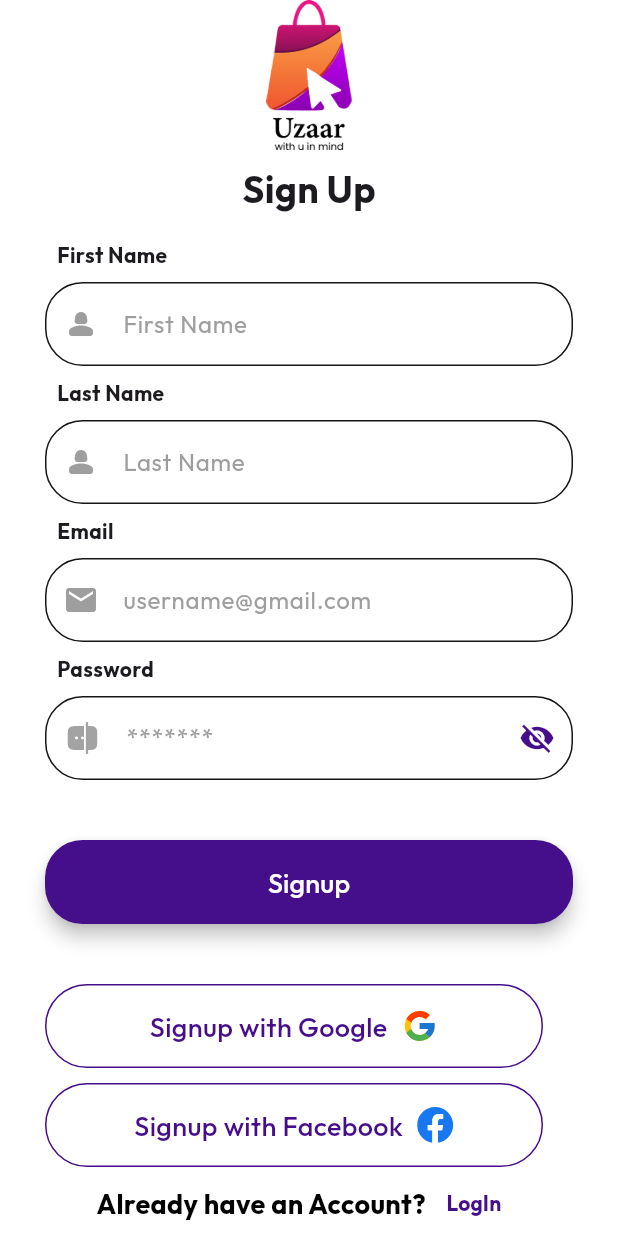
After one commit to sibtaahmed/uzaar_market, a Flutter app: the Signup screen opened directly, on a phone screen of 412 x 824 dp. The commit adds this screen. Run offline on Flutter 3.47's test engine with Material 3 defaults, Android fonts, the phone set to English and light mode, and no system bars; our stand-ins replace flutter_svg, google_fonts, hugeicons, smooth_page_indicator.

Commit message:
signup done

```diff
--- a/lib/board.dart
+++ b/lib/board.dart
@@ -1,6 +1,7 @@
 import 'package:flutter/material.dart';
 import 'package:flutter_svg/flutter_svg.dart';
 import 'package:smooth_page_indicator/smooth_page_indicator.dart';
+import 'package:uzaar_market/signup.dart';
 
 class Boarding extends StatefulWidget {
   const Boarding({super.key});
@@ -16,15 +17,19 @@
   final List<Map<String, String>> onboardingData = [
     {
       'image': 'assets/images/first.svg',
-      'description': 'Welcome to the first screen! This is an amazing app.',
+      'title': "Sell Here",
+      'description':
+          'Have a product or service to sell, list on Elegit. And grow yourself.',
     },
     {
       'image': 'assets/images/first.svg',
+      'title': "Buy Goods and Services",
       'description':
           'Explore various features of the app in the second screen.',
     },
     {
       'image': 'assets/images/first.svg',
+      'title': "Seller Location Verification",
       'description': 'Get started with your journey in the third screen.',
     },
   ];
@@ -44,14 +49,29 @@
               });
             },
             itemBuilder: (context, index) {
-              return Column(
+              return Padding(
+                padding: const EdgeInsets.all(15.0),
+                child: Column(
                   mainAxisAlignment: MainAxisAlignment.center,
                   children: [
                     SvgPicture.asset(
                       onboardingData[index]['image']!,
                       height: 300,
                     ),
-                  const SizedBox(height: 20),
+                    // const SizedBox(height: 90),
+
+                    Text(
+                      onboardingData[index]['title']!,
+                      textAlign: TextAlign.center,
+                      style: const TextStyle(
+                        fontSize: 18,
+                        fontWeight: FontWeight.w900,
+                        color: Colors.black,
+                      ),
+                    ),
+                    const SizedBox(
+                      height: 3,
+                    ),
                     Text(
                       onboardingData[index]['description']!,
                       textAlign: TextAlign.center,
@@ -62,6 +82,7 @@
                       ),
                     ),
                   ],
+                ),
               );
             },
           ),
@@ -95,10 +116,10 @@
                   onPressed: () {
                     if (currentPageIndex == onboardingData.length - 1) {
                       // Navigate to the next screen or finish the onboarding
-                      // Navigator.pushReplacement(
-                      //   context,
-                      //   MaterialPageRoute(builder: (context) => const HomePage()),
-                      // );
+                      Navigator.pushReplacement(
+                        context,
+                        MaterialPageRoute(builder: (context) => const Signup()),
+                      );
                     } else {
                       pageController.nextPage(
                         duration: const Duration(milliseconds: 500),
@@ -108,7 +129,7 @@
                   },
                   style: ElevatedButton.styleFrom(
                     padding: const EdgeInsets.symmetric(
-                        horizontal: 30, vertical: 15),
+                        horizontal: 140, vertical: 15),
                     shape: RoundedRectangleBorder(
                       borderRadius: BorderRadius.circular(50),
                     ),
--- /dev/null
+++ b/lib/signup.dart
@@ -0,0 +1,309 @@
+import 'package:flutter/material.dart';
+import 'package:flutter_svg/flutter_svg.dart';
+import 'package:hugeicons/hugeicons.dart';
+
+class Signup extends StatefulWidget {
+  const Signup({super.key});
+
+  @override
+  State<Signup> createState() => _SignupState();
+}
+
+class _SignupState extends State<Signup> {
+  @override
+  Widget build(BuildContext context) {
+    return Scaffold(
+        backgroundColor: Colors.white,
+        body: SafeArea(
+          child: SizedBox(
+            height: double.infinity,
+            child: SingleChildScrollView(
+              physics: const BouncingScrollPhysics(),
+              child: Padding(
+                padding: const EdgeInsets.symmetric(horizontal: 30),
+                child: Column(
+                  mainAxisAlignment: MainAxisAlignment.center,
+                  crossAxisAlignment: CrossAxisAlignment.start,
+                  children: [
+                    Center(
+                      child: Image.asset(
+                        'assets/images/Logo.png',
+                        width: 150,
+                        height: 100,
+                      ),
+                    ),
+                    const Center(
+                      child: Padding(
+                        padding: EdgeInsets.all(8.0),
+                        child: Text(
+                          'Sign Up',
+                          style: TextStyle(
+                              fontWeight: FontWeight.bold, fontSize: 25),
+                        ),
+                      ),
+                    ),
+                    const Padding(
+                      padding: EdgeInsets.all(8.0),
+                      child: Text(
+                        'First Name',
+                        style: TextStyle(fontWeight: FontWeight.bold),
+                      ),
+                    ),
+                    TextField(
+                      decoration: InputDecoration(
+                        label: const Text(
+                          'First Name',
+                          style: TextStyle(color: Colors.grey),
+                        ),
+                        enabledBorder: OutlineInputBorder(
+                            borderRadius: BorderRadius.circular(25),
+                            borderSide: const BorderSide(
+                                color: Color.fromARGB(255, 21, 21, 21))),
+                        focusedBorder: OutlineInputBorder(
+                          borderRadius: BorderRadius.circular(25),
+                          borderSide: const BorderSide(
+                            color: Color.fromARGB(255, 21, 21, 22),
+                            width: 1.0,
+                          ),
+                        ),
+                        prefixIcon: const Icon(
+                          Icons.person_2_rounded,
+                          color: Colors.grey,
+                        ),
+                      ),
+                    ),
+                    const Padding(
+                      padding: EdgeInsets.all(8.0),
+                      child: Text(
+                        'Last Name',
+                        style: TextStyle(fontWeight: FontWeight.bold),
+                      ),
+                    ),
+                    TextField(
+                      decoration: InputDecoration(
+                        label: const Text(
+                          'Last Name',
+                          style: TextStyle(color: Colors.grey),
+                        ),
+                        enabledBorder: OutlineInputBorder(
+                            borderRadius: BorderRadius.circular(25),
+                            borderSide: const BorderSide(
+                                color: Color.fromARGB(255, 21, 21, 21))),
+                        focusedBorder: OutlineInputBorder(
+                          borderRadius: BorderRadius.circular(25),
+                          borderSide: const BorderSide(
+                            color: Color.fromARGB(255, 21, 21, 22),
+                            width: 1.0,
+                          ),
+                        ),
+                        prefixIcon: const Icon(
+                          Icons.person_2_rounded,
+                          color: Colors.grey,
+                        ),
+                        // suffixIcon: Icon(
+                        //   Icons.upload_file_rounded,
+                        //   color: Colors.white,
+                        // ),
+                      ),
+                    ),
+                    const Padding(
+                      padding: EdgeInsets.all(8.0),
+                      child: Text(
+                        'Email',
+                        style: TextStyle(fontWeight: FontWeight.bold),
+                      ),
+                    ),
+                    TextField(
+                      decoration: InputDecoration(
+                        label: const Text(
+                          'username@gmail.com',
+                          style: TextStyle(color: Colors.grey),
+                        ),
+                        enabledBorder: OutlineInputBorder(
+                            borderRadius: BorderRadius.circular(25),
+                            borderSide: const BorderSide(
+                                color: Color.fromARGB(255, 21, 21, 21))),
+                        focusedBorder: OutlineInputBorder(
+                          borderRadius: BorderRadius.circular(25),
+                          borderSide: const BorderSide(
+                            color: Color.fromARGB(255, 21, 21, 22),
+                            width: 1.0,
+                          ),
+                        ),
+                        prefixIcon: const Icon(
+                          Icons.mail,
+                          color: Colors.grey,
+                        ),
+                      ),
+                    ),
+                    const Padding(
+                      padding: EdgeInsets.all(8.0),
+                      child: Text(
+                        'Password',
+                        style: TextStyle(fontWeight: FontWeight.bold),
+                      ),
+                    ),
+                    TextField(
+                      obscureText: true,
+                      decoration: InputDecoration(
+                        label: const Text(
+                          '*******',
+                          style: TextStyle(color: Colors.grey),
+                        ),
+                        enabledBorder: OutlineInputBorder(
+                            borderRadius: BorderRadius.circular(25),
+                            borderSide: const BorderSide(
+                                color: Color.fromARGB(255, 21, 21, 21))),
+                        focusedBorder: OutlineInputBorder(
+                          borderRadius: BorderRadius.circular(25),
+                          borderSide: const BorderSide(
+                            color: Color.fromARGB(255, 21, 21, 22),
+                            width: 1.0,
+                          ),
+                        ),
+                        suffixIcon: const Icon(Icons.visibility_off,
+                            color: Color(0xFF450e8b)),
+                        prefixIcon: Padding(
+                          padding: const EdgeInsets.all(15.0),
+                          child: SvgPicture.asset(
+                            "assets/images/passwordicon.svg",
+                          ),
+                        ),
+                      ),
+                    ),
+                    const SizedBox(
+                      height: 40,
+                    ),
+                    ElevatedButton(
+                      onPressed: () {},
+                      style: ElevatedButton.styleFrom(
+                        backgroundColor: const Color(0xFF450e8b),
+                        shadowColor: Colors.black,
+                        elevation: 5,
+                        padding: const EdgeInsets.symmetric(
+                            horizontal: 30, vertical: 15),
+                        shape: RoundedRectangleBorder(
+                          borderRadius: BorderRadius.circular(25),
+                        ),
+                      ),
+                      child: const Center(
+                        child: Text(
+                          'Signup',
+                          style: TextStyle(color: Colors.white, fontSize: 18),
+                        ),
+                      ),
+                    ),
+                    // const SizedBox(
+                    //   width: double.infinity,
+                    // ),
+
+                    const SizedBox(
+                      height: 40,
+                    ),
+                    Container(
+                      decoration: BoxDecoration(
+                        border: Border.all(
+                          color: const Color(0xFF450e8b), // Purple color
+                          width: 1, // 2px border width
+                        ),
+                        borderRadius: BorderRadius.circular(
+                            80), // Optional: rounded corners
+                      ),
+                      child: SizedBox(
+                        height: 54,
+                        width: 330,
+                        child: Center(
+                          child: Row(
+                            mainAxisAlignment: MainAxisAlignment.center,
+                            children: [
+                              const Text(
+                                "Signup with Google",
+                                style: TextStyle(
+                                  fontSize: 18,
+                                  fontWeight: FontWeight.w500,
+                                  color: Color(0xFF450e8b),
+                                ),
+                              ),
+                              const SizedBox(
+                                width: 9,
+                              ),
+                              SvgPicture.asset(
+                                  "assets/images/icons_google.svg"),
+                            ],
+                          ),
+                        ),
+                      ),
+                    ),
+
+                    const SizedBox(
+                      height: 10,
+                    ),
+                    Container(
+                      decoration: BoxDecoration(
+                        border: Border.all(
+                          color: const Color(0xFF450e8b), // Purple color
+                          width: 1, // 2px border width
+                        ),
+                        borderRadius: BorderRadius.circular(
+                            80), // Optional: rounded corners
+                      ),
+                      child: SizedBox(
+                        height: 54,
+                        width: 330,
+                        child: Center(
+                          child: Row(
+                            mainAxisAlignment: MainAxisAlignment.center,
+                            children: [
+                              const Text(
+                                "Signup with Facebook",
+                                style: TextStyle(
+                                  fontSize: 18,
+                                  fontWeight: FontWeight.w500,
+                                  color: Color(0xFF450e8b),
+                                ),
+                              ),
+                              const SizedBox(
+                                width: 9,
+                              ),
+                              SvgPicture.asset(
+                                  "assets/images/logos_facebook.svg"),
+                            ],
+                          ),
+                        ),
+                      ),
+                    ),
+
+                    Row(
+                      mainAxisAlignment: MainAxisAlignment.center,
+                      crossAxisAlignment: CrossAxisAlignment.center,
+                      children: [
+                        const Text(
+                          'Already have an Account?',
+                          style: TextStyle(
+                              fontWeight: FontWeight.bold,
+                              fontSize: 18,
+                              color: Colors.black),
+                        ),
+                        TextButton(
+                            onPressed: () {
+                              // Navigator.push(
+                              //     context,
+                              //     MaterialPageRoute(
+                              //         builder: (context) => const Loginpage()));
+                            },
+                            child: const Text(
+                              'LogIn',
+                              style: TextStyle(
+                                  fontWeight: FontWeight.bold,
+                                  color: Color(0xFF450e8b)),
+                            ))
+                      ],
+                    )
+                  ],
+                ),
+              ),
+            ),
+          ),
+        ));
+  }
+}
--- a/pubspec.yaml
+++ b/pubspec.yaml
@@ -37,6 +37,7 @@
   google_fonts: ^6.2.1
   flutter_svg: ^2.0.10+1
   smooth_page_indicator: ^1.2.0+3
+  hugeicons: ^0.0.7
 
 dev_dependencies:
   flutter_test:
```
Also changed, not shown: assets/images/icons_google.svg (added), assets/images/logos_facebook.svg (added), assets/images/passwordicon.svg (added), pubspec.lock. Lines whose indentation alone changed are shown as unchanged.
